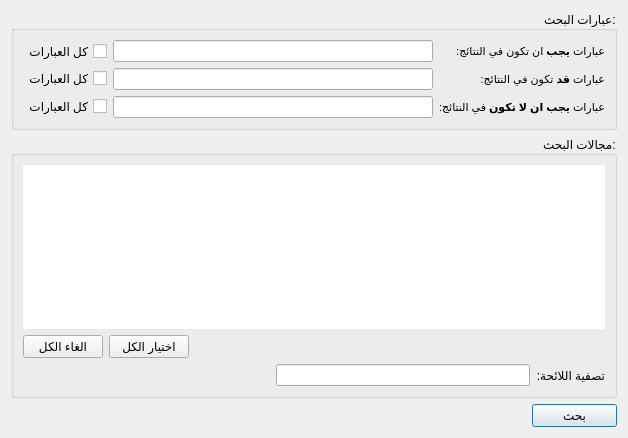
First picture: the form in src/shamelasearchwidget.ui, repository boussouira/albahhet, before the edit.
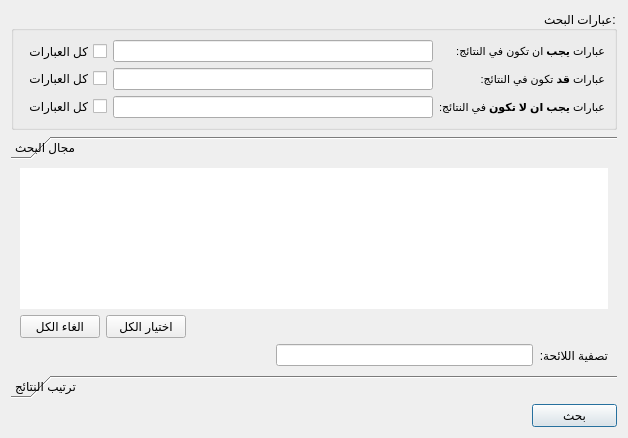
Second picture: the form after the edit. Icons and pictures are not drawn. Custom widgets are drawn as their Qt base class.

Diff of the .ui file:
```diff
--- a/src/shamelasearchwidget.ui
+++ b/src/shamelasearchwidget.ui
@@ -121,13 +121,25 @@
     </widget>
    </item>
    <item>
-    <widget class="QGroupBox" name="groupBoxFilter">
-     <property name="title">
-      <string>مجالات البحث:</string>
+    <widget class="QToolBox" name="toolBox">
+     <property name="currentIndex">
+      <number>0</number>
      </property>
-     <property name="checked">
-      <bool>false</bool>
+     <property name="tabSpacing">
+      <number>0</number>
      </property>
+     <widget class="QWidget" name="page">
+      <property name="geometry">
+       <rect>
+        <x>0</x>
+        <y>0</y>
+        <width>610</width>
+        <height>236</height>
+       </rect>
+      </property>
+      <attribute name="label">
+       <string>مجال البحث</string>
+      </attribute>
      <layout class="QVBoxLayout" name="verticalLayout">
       <item>
        <widget class="QTreeView" name="treeViewBooks">
@@ -220,6 +232,20 @@
        </layout>
       </item>
      </layout>
+     </widget>
+     <widget class="QWidget" name="page_2">
+      <property name="geometry">
+       <rect>
+        <x>0</x>
+        <y>0</y>
+        <width>610</width>
+        <height>236</height>
+       </rect>
+      </property>
+      <attribute name="label">
+       <string>ترتيب النتائج</string>
+      </attribute>
+     </widget>
     </widget>
    </item>
    <item>
```
Lines whose indentation alone changed are shown as unchanged.
